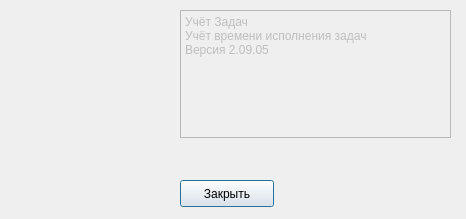
MishIvan/UbuntuProjects, file TasksAccounting/aboutdialog.ui: the form before one commit.
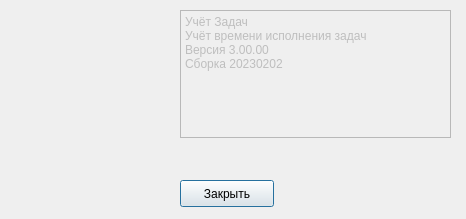
The form after the commit. Icons and pictures are not drawn.

Diff of the .ui file:
```diff
--- a/TasksAccounting/aboutdialog.ui
+++ b/TasksAccounting/aboutdialog.ui
@@ -56,7 +56,8 @@
    <property name="plainText">
     <string>Учёт Задач 
 Учёт времени исполнения задач
-Версия 2.09.05</string>
+Версия 3.00.00
+Сборка 20230202</string>
    </property>
   </widget>
   <widget class="QPushButton" name="m_closeButton">
```
